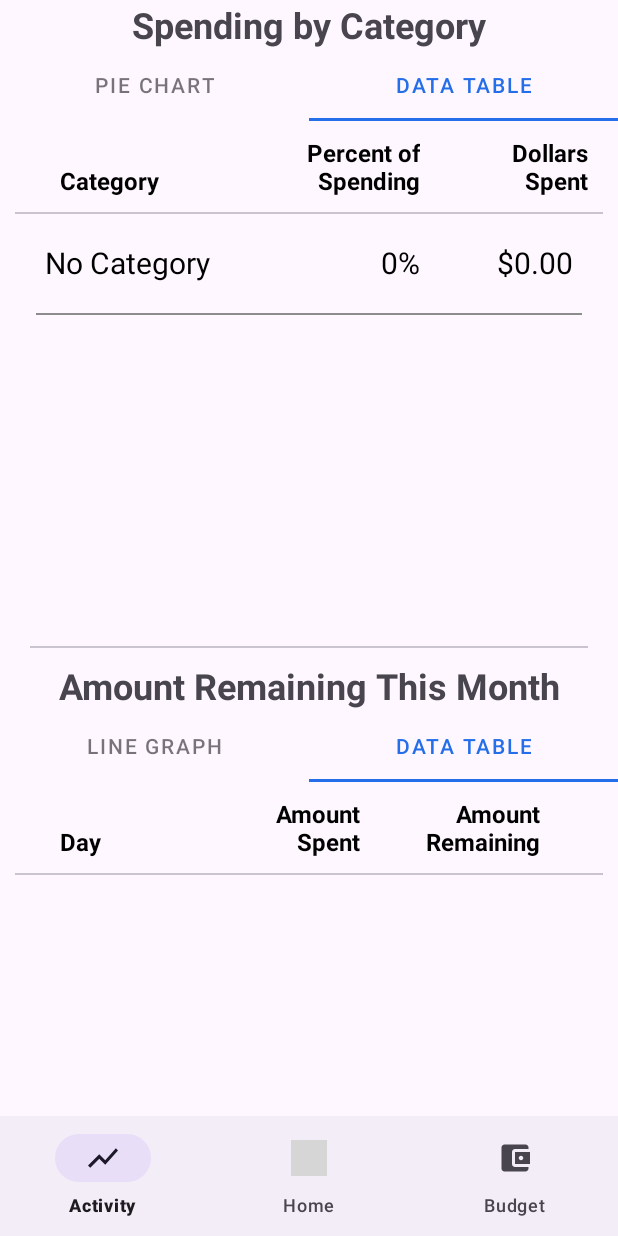
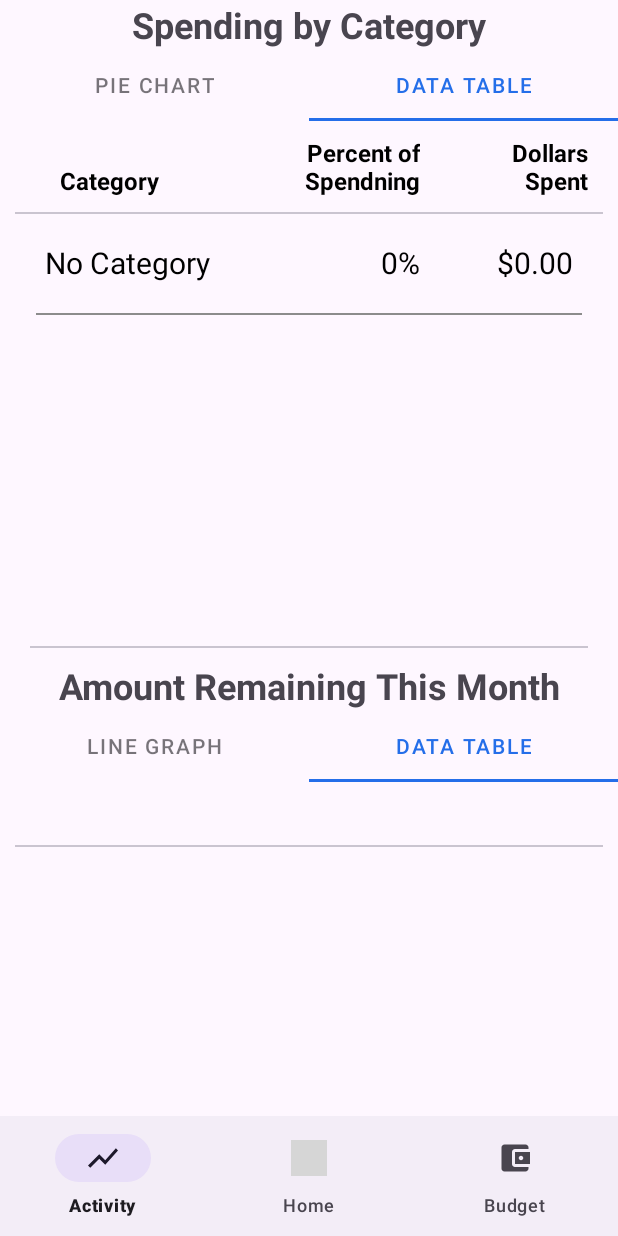
Before and after one commit to MasterTemple/CSCI-335-UI-Application, an Android app: the screen it shows after launch (MainActivity), tab 4 chosen, on a phone screen of 412 x 824 dp. Run offline under Robolectric (Android 15) with nearby library versions, the phone set to English and light mode, and no system bars; libraries missing offline, so code that uses them is left out: com.github.mikephil.charting; plain views replace LineChart; grey boxes are pictures that could not be loaded.

Commit message:
Removed all warnings from XML layout files.

```diff
--- a/app/src/main/res/layout/activity_category_edit.xml
+++ b/app/src/main/res/layout/activity_category_edit.xml
@@ -3,7 +3,7 @@
     android:layout_width="match_parent"
     android:layout_height="match_parent"
     xmlns:app="http://schemas.android.com/apk/res-auto"
-    xmlns:item="http://schemas.android.com/tools">
+    >
 
     <com.google.android.material.appbar.AppBarLayout
         android:id="@+id/top_bar"
@@ -56,7 +56,8 @@
                 android:layout_height="wrap_content"
                 android:hint="@string/hint_category_name"
                 android:inputType="text"
-                />
+                android:importantForAutofill="no"
+           />
 
         </com.google.android.material.textfield.TextInputLayout>
 
@@ -95,6 +96,7 @@
             >
             <EditText
                 android:id="@+id/category_edit_proportion_value"
+                android:importantForAutofill="no"
                 android:layout_width="match_parent"
                 android:layout_height="wrap_content"
                 android:hint="@string/hint_category_proportion_value"
--- a/app/src/main/res/layout/activity_transaction_edit.xml
+++ b/app/src/main/res/layout/activity_transaction_edit.xml
@@ -49,6 +49,7 @@
         app:errorEnabled="true"
         >
         <EditText
+            android:importantForAutofill="no"
             android:id="@+id/transaction_edit_name"
             android:hint="@string/hint_transaction_name"
             android:layout_width="match_parent"
@@ -67,6 +68,7 @@
         >
         <EditText
             android:id="@+id/transaction_edit_amount"
+            android:importantForAutofill="no"
             android:layout_width="match_parent"
             android:layout_height="wrap_content"
             android:hint="@string/hint_transaction_amount"
@@ -88,6 +90,7 @@
         >
         <EditText
             android:id="@+id/transaction_edit_date"
+            android:importantForAutofill="no"
             android:layout_width="match_parent"
             android:layout_height="wrap_content"
             android:layout_below="@id/transaction_edit_amount_layout"
@@ -127,9 +130,10 @@
         app:endIconMode="clear_text"
         >
         <EditText
+            android:id="@+id/transaction_edit_description"
             android:layout_width="match_parent"
             android:layout_height="wrap_content"
-            android:id="@+id/transaction_edit_description"
+            android:importantForAutofill="no"
             android:hint="@string/hint_transaction_description"
             android:inputType="textMultiLine"
             />
--- a/app/src/main/res/layout/fragment_amount_remaining_element.xml
+++ b/app/src/main/res/layout/fragment_amount_remaining_element.xml
@@ -15,7 +15,6 @@
         android:layout_marginTop="10dp"
         android:layout_marginEnd="10dp"
         android:layout_marginBottom="10dp"
-        android:text="Dec 1"
         android:textColor="@color/black"
         android:textSize="20sp" />
 
@@ -29,7 +28,6 @@
         android:layout_marginBottom="10dp"
         android:layout_toEndOf="@id/categoryName"
         android:gravity="end"
-        android:text="$123.45"
         android:textColor="@color/black"
         android:textSize="20sp" />
 
@@ -43,7 +41,6 @@
         android:layout_marginBottom="10dp"
         android:layout_toEndOf="@id/categoryPercent"
         android:gravity="end"
-        android:text="$481.00"
         android:textColor="@color/black"
         android:textSize="20sp" />
 
--- a/app/src/main/res/layout/fragment_amount_remaining_table.xml
+++ b/app/src/main/res/layout/fragment_amount_remaining_table.xml
@@ -19,8 +19,6 @@
             android:layout_marginTop="10dp"
             android:layout_marginEnd="10dp"
             android:layout_marginBottom="10dp"
-
-            android:text="\nDay"
             android:textColor="@color/black"
             android:textSize="16sp"
             android:textStyle="bold" />
@@ -34,7 +32,6 @@
             android:layout_marginEnd="10dp"
             android:layout_marginBottom="10dp"
             android:layout_toEndOf="@id/spending_by_category_table_header_category"
-            android:text="Amount Spent"
             android:textColor="@color/black"
             android:textAlignment="textEnd"
             android:textSize="16sp"
@@ -49,7 +46,6 @@
             android:layout_marginEnd="10dp"
             android:layout_marginBottom="10dp"
             android:layout_toEndOf="@id/spending_by_category_table_header_percent"
-            android:text="Amount Remaining"
             android:textColor="@color/black"
             android:textSize="16sp"
             android:textAlignment="textEnd"
--- a/app/src/main/res/layout/fragment_category_element.xml
+++ b/app/src/main/res/layout/fragment_category_element.xml
@@ -15,7 +15,6 @@
         android:layout_marginTop="10dp"
         android:layout_marginEnd="10dp"
         android:layout_marginBottom="10dp"
-        android:text="The Category"
         android:textColor="@color/black"
         android:textSize="20sp" />
 
@@ -29,7 +28,6 @@
         android:layout_marginBottom="10dp"
         android:layout_toEndOf="@id/categoryName"
         android:gravity="end"
-        android:text="100%"
         android:textColor="@color/black"
         android:textSize="20sp" />
 
@@ -43,7 +41,6 @@
         android:layout_marginBottom="10dp"
         android:layout_toEndOf="@id/categoryPercent"
         android:gravity="end"
-        android:text="$481.00"
         android:textColor="@color/black"
         android:textSize="20sp" />
 
--- a/app/src/main/res/layout/fragment_spending_by_category_table.xml
+++ b/app/src/main/res/layout/fragment_spending_by_category_table.xml
@@ -20,7 +20,7 @@
             android:layout_marginEnd="10dp"
             android:layout_marginBottom="10dp"
 
-            android:text="\nCategory"
+            android:text="@string/spending_by_category_table_label_category"
             android:textColor="@color/black"
             android:textSize="16sp"
             android:textStyle="bold" />
@@ -34,7 +34,7 @@
             android:layout_marginEnd="10dp"
             android:layout_marginBottom="10dp"
             android:layout_toEndOf="@id/spending_by_category_table_header_category"
-            android:text="Percent of Spending"
+            android:text="@string/spending_by_category_table_label_percent"
             android:textColor="@color/black"
             android:textAlignment="textEnd"
             android:textSize="16sp"
@@ -49,7 +49,7 @@
             android:layout_marginEnd="10dp"
             android:layout_marginBottom="10dp"
             android:layout_toEndOf="@id/spending_by_category_table_header_percent"
-            android:text="Dollars Spent"
+            android:text="@string/spending_by_category_table_label_spent"
             android:textColor="@color/black"
             android:textSize="16sp"
             android:textAlignment="textEnd"
--- a/app/src/main/res/layout/fragment_stats.xml
+++ b/app/src/main/res/layout/fragment_stats.xml
@@ -5,12 +5,12 @@
 
     <RelativeLayout
         android:layout_width="match_parent"
-        android:layout_height="match_parent"
+        android:layout_height="wrap_content"
     >
 
         <TextView
             android:id="@+id/spending_by_category_pie_chart_title"
-            android:text="Spending by Category"
+            android:text="@string/activity_label_spending_by_category"
             style="@style/customHeading"
             />
 
@@ -21,11 +21,11 @@
             style="@style/Widget.MaterialComponents.TabLayout"
             android:layout_height="wrap_content">
             <com.google.android.material.tabs.TabItem
-                android:text="Pie Chart"
+                android:text="@string/activity_label_pie_chart"
                 android:layout_width="match_parent"
                 android:layout_height="40dp"/>
             <com.google.android.material.tabs.TabItem
-                android:text="Data Table"
+                android:text="@string/activity_label_data_table"
                 android:layout_width="match_parent"
                 android:layout_height="40dp"/>
         </com.google.android.material.tabs.TabLayout>
@@ -49,7 +49,7 @@
             android:id="@+id/spending_line_graph_title"
             android:layout_below="@id/pie_view"
             android:layout_marginTop="10dp"
-            android:text="Amount Remaining This Month"
+            android:text="@string/activity_label_amount_remaining"
             style="@style/customHeading"
             />
 
@@ -60,27 +60,14 @@
             style="@style/Widget.MaterialComponents.TabLayout"
             android:layout_height="wrap_content">
             <com.google.android.material.tabs.TabItem
-                android:text="Line Graph"
+                android:text="@string/activity_label_line_graph"
                 android:layout_width="match_parent"
                 android:layout_height="40dp"/>
             <com.google.android.material.tabs.TabItem
-                android:text="Data Table"
+                android:text="@string/activity_label_data_table"
                 android:layout_width="match_parent"
                 android:layout_height="40dp"/>
         </com.google.android.material.tabs.TabLayout>
-
-<!--        <RelativeLayout-->
-<!--            android:id="@+id/line_view"-->
-<!--            android:layout_width="wrap_content"-->
-<!--            android:layout_height="350dp"-->
-<!--            android:layout_below="@id/spending_line_graph_tab_layout">-->
-<!--            <com.github.mikephil.charting.charts.LineChart-->
-<!--                android:id="@+id/spending_line_graph"-->
-<!--                android:layout_width="match_parent"-->
-<!--                android:layout_height="match_parent"-->
-<!--                android:layout_margin="20dp"-->
-<!--                />-->
-<!--        </RelativeLayout>-->
 
         <FrameLayout
             android:id="@+id/line_view"
--- a/app/src/main/res/values/strings.xml
+++ b/app/src/main/res/values/strings.xml
@@ -33,6 +33,7 @@
     <string name="home_daily_budget">Daily Budget</string>
     <string name="home_recent_transactions">Recent Transactions</string>
     <string name="home_view_all_transactions">View All</string>
+    <string name="home_add_new_transaction">Add new Transaction +</string>
 
     <string name="budget_monthly_budget">Monthly Budget:</string>
     <string name="budget_edit_budget">Edit Budget</string>
@@ -54,4 +55,21 @@
     <string name="category_type_fixed_value">Fixed Value</string>
     <string name="category_type_none">None</string>
 
+    <string name="budget_table_label_category">\nCategory</string>
+    <string name="budget_table_label_percent">Percent of Budget</string>
+    <string name="budget_table_label_amount">Amount of Budget</string>
+    <string name="budget_table_label_total">Categories Total</string>
+
+    <string name="spending_by_category_table_label_category">\nCategory</string>
+    <string name="spending_by_category_table_label_percent">Percent of Spendning</string>
+    <string name="spending_by_category_table_label_spent">Dollars Spent</string>
+
+    <string name="activity_label_spending_by_category">Spending by Category</string>
+    <string name="activity_label_pie_chart">Pie Chart</string>
+    <string name="activity_label_data_table">Data Table</string>
+    <string name="activity_label_line_graph">Line Graph</string>
+    <string name="activity_label_amount_remaining">Amount Remaining This Month</string>
+
+    <string name="content_description_category_icon">Category</string>
+
 </resources>
```
Also changed, not shown: app/src/main/res/layout/fragment_budget.xml (+4 -6 lines), app/src/main/res/layout/fragment_home.xml (+2 -5 lines), app/src/main/res/layout/fragment_transaction_element.xml (+3 -6 lines).
